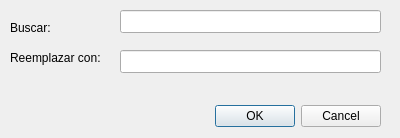
Qt form src/share/ui/vtnReemplazar.ui (sadalsuud/procesadorDeTexto) before a commit.
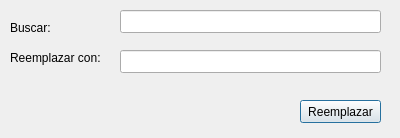
The same form after that commit.

What changed in the file:
```diff
--- a/src/share/ui/vtnReemplazar.ui
+++ b/src/share/ui/vtnReemplazar.ui
@@ -16,22 +16,6 @@
   <property name="modal">
    <bool>true</bool>
   </property>
-  <widget class="QDialogButtonBox" name="buttonBox">
-   <property name="geometry">
-    <rect>
-     <x>40</x>
-     <y>100</y>
-     <width>341</width>
-     <height>32</height>
-    </rect>
-   </property>
-   <property name="orientation">
-    <enum>Qt::Horizontal</enum>
-   </property>
-   <property name="standardButtons">
-    <set>QDialogButtonBox::Cancel|QDialogButtonBox::Ok</set>
-   </property>
-  </widget>
   <widget class="QLabel" name="label">
    <property name="geometry">
     <rect>
@@ -78,6 +62,19 @@
     </rect>
    </property>
   </widget>
+  <widget class="QPushButton" name="qpBtnReemplazar">
+   <property name="geometry">
+    <rect>
+     <x>300</x>
+     <y>100</y>
+     <width>81</width>
+     <height>23</height>
+    </rect>
+   </property>
+   <property name="text">
+    <string>Reemplazar</string>
+   </property>
+  </widget>
  </widget>
  <resources/>
  <connections>
```
Left out of the diff: 35 changed lines with no effect on the pictures.
